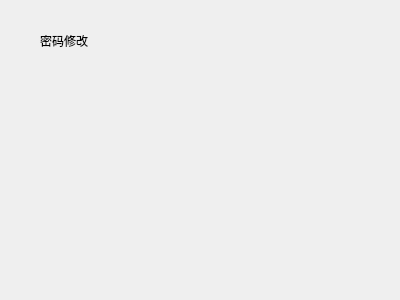
First picture: the form in changepasswd.ui, repository kangwenyun/batch_acquisition_system_qt_before, before the edit.
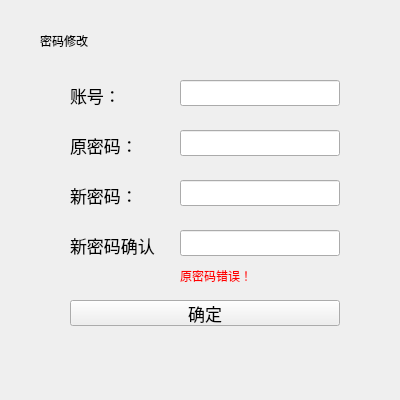
Second picture: the form after the edit.

Diff of the .ui file:
```diff
--- a/changepasswd.ui
+++ b/changepasswd.ui
@@ -7,7 +7,7 @@
     <x>0</x>
     <y>0</y>
     <width>400</width>
-    <height>300</height>
+    <height>400</height>
    </rect>
   </property>
   <property name="windowTitle">
@@ -26,6 +26,172 @@
     <string>密码修改</string>
    </property>
   </widget>
+  <widget class="QLabel" name="userId_label">
+   <property name="geometry">
+    <rect>
+     <x>70</x>
+     <y>80</y>
+     <width>90</width>
+     <height>30</height>
+    </rect>
+   </property>
+   <property name="font">
+    <font>
+     <pointsize>13</pointsize>
+    </font>
+   </property>
+   <property name="text">
+    <string>账号：</string>
+   </property>
+  </widget>
+  <widget class="QLineEdit" name="userId_edit">
+   <property name="geometry">
+    <rect>
+     <x>180</x>
+     <y>80</y>
+     <width>160</width>
+     <height>26</height>
+    </rect>
+   </property>
+   <property name="font">
+    <font>
+     <pointsize>13</pointsize>
+    </font>
+   </property>
+  </widget>
+  <widget class="QLabel" name="oldKey_label">
+   <property name="geometry">
+    <rect>
+     <x>70</x>
+     <y>130</y>
+     <width>90</width>
+     <height>30</height>
+    </rect>
+   </property>
+   <property name="font">
+    <font>
+     <pointsize>13</pointsize>
+    </font>
+   </property>
+   <property name="text">
+    <string>原密码：</string>
+   </property>
+  </widget>
+  <widget class="QLineEdit" name="oldKey_edit">
+   <property name="geometry">
+    <rect>
+     <x>180</x>
+     <y>130</y>
+     <width>160</width>
+     <height>26</height>
+    </rect>
+   </property>
+   <property name="font">
+    <font>
+     <pointsize>13</pointsize>
+    </font>
+   </property>
+  </widget>
+  <widget class="QLabel" name="newKey_label">
+   <property name="geometry">
+    <rect>
+     <x>70</x>
+     <y>180</y>
+     <width>90</width>
+     <height>30</height>
+    </rect>
+   </property>
+   <property name="font">
+    <font>
+     <pointsize>13</pointsize>
+    </font>
+   </property>
+   <property name="text">
+    <string>新密码：</string>
+   </property>
+  </widget>
+  <widget class="QLineEdit" name="newKey_edit">
+   <property name="geometry">
+    <rect>
+     <x>180</x>
+     <y>180</y>
+     <width>160</width>
+     <height>26</height>
+    </rect>
+   </property>
+   <property name="font">
+    <font>
+     <pointsize>13</pointsize>
+    </font>
+   </property>
+  </widget>
+  <widget class="QLabel" name="newKeyAgain_label">
+   <property name="geometry">
+    <rect>
+     <x>70</x>
+     <y>230</y>
+     <width>90</width>
+     <height>30</height>
+    </rect>
+   </property>
+   <property name="font">
+    <font>
+     <pointsize>13</pointsize>
+    </font>
+   </property>
+   <property name="text">
+    <string>新密码确认：</string>
+   </property>
+  </widget>
+  <widget class="QLineEdit" name="newKeyAgain_edit">
+   <property name="geometry">
+    <rect>
+     <x>180</x>
+     <y>230</y>
+     <width>160</width>
+     <height>26</height>
+    </rect>
+   </property>
+   <property name="font">
+    <font>
+     <pointsize>13</pointsize>
+    </font>
+   </property>
+  </widget>
+  <widget class="QLabel" name="err_label">
+   <property name="geometry">
+    <rect>
+     <x>180</x>
+     <y>270</y>
+     <width>160</width>
+     <height>12</height>
+    </rect>
+   </property>
+   <property name="styleSheet">
+    <string notr="true">color: rgb(255, 0, 0);</string>
+   </property>
+   <property name="text">
+    <string>原密码错误！</string>
+   </property>
+  </widget>
+  <widget class="QPushButton" name="ok_button">
+   <property name="geometry">
+    <rect>
+     <x>70</x>
+     <y>300</y>
+     <width>270</width>
+     <height>26</height>
+    </rect>
+   </property>
+   <property name="font">
+    <font>
+     <pointsize>13</pointsize>
+    </font>
+   </property>
+   <property name="text">
+    <string>确定</string>
+   </property>
+  </widget>
  </widget>
  <resources/>
  <connections/>
```
